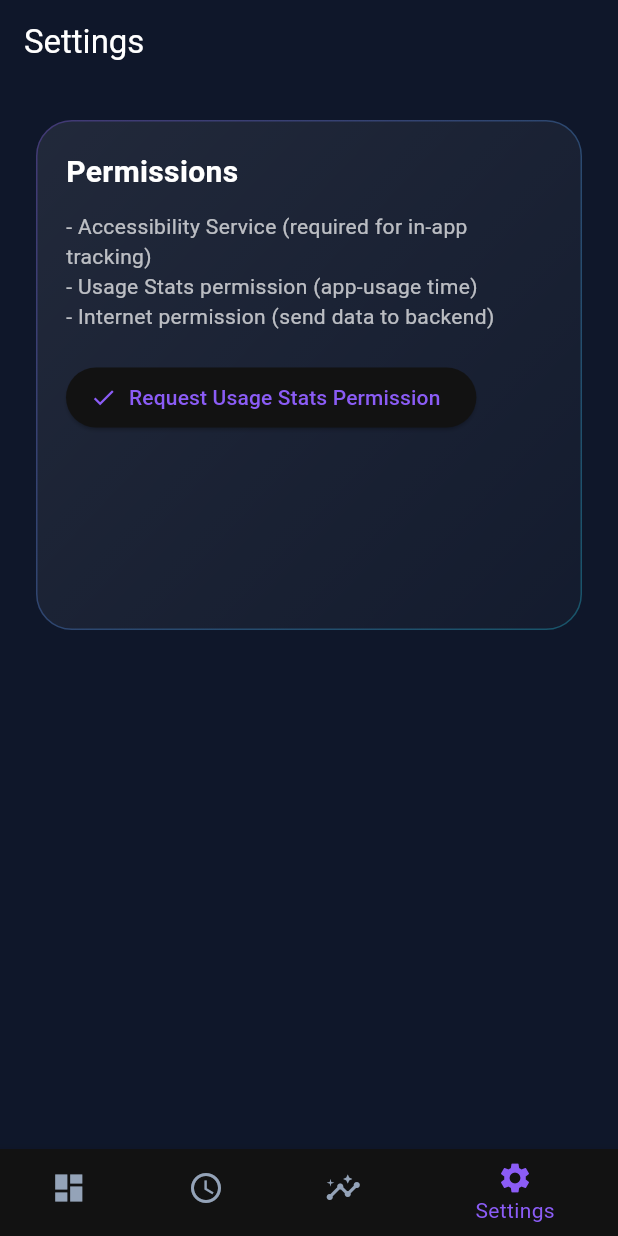
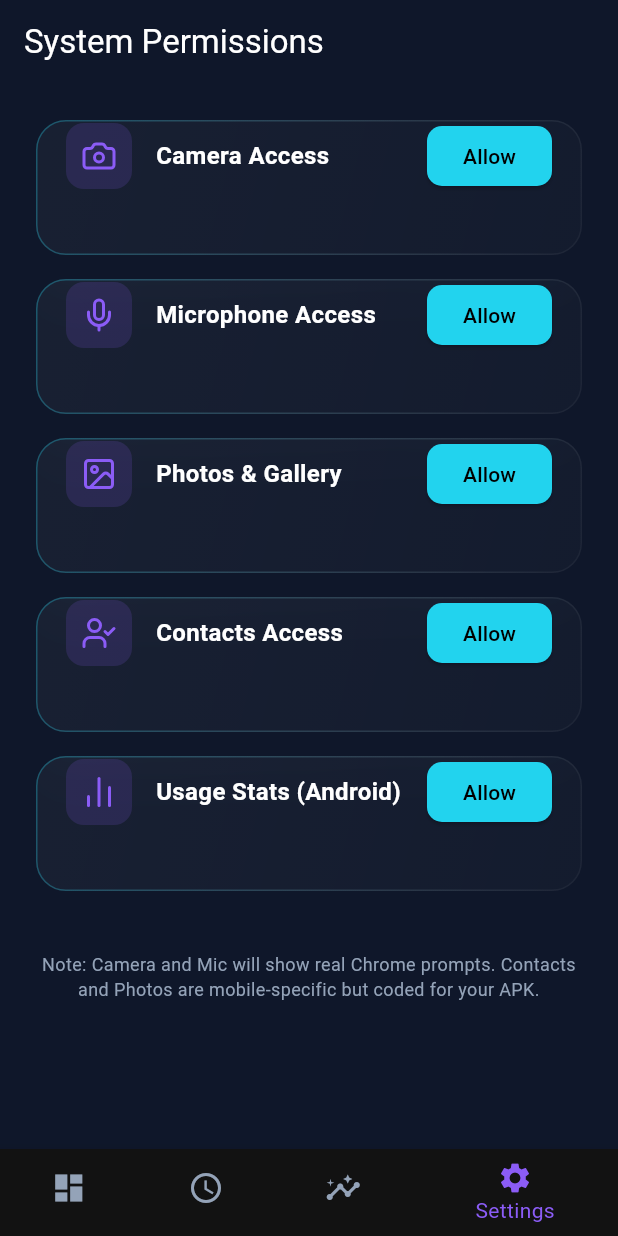
Before and after one commit to Salahuddin-Qureshi/focusmateai, a Flutter app: the screen it shows after launch, item 4 of the bottom bar chosen, on a phone screen of 412 x 824 dp. Run offline on Flutter 3.47's test engine with Material 3 defaults, Android fonts, the phone set to English and light mode, and no system bars; drawn by our look-alikes of glassmorphism; our stand-ins replace google_fonts, lucide_icons, permission_handler; missing offline and left inert: usage_stats.

Commit message:
App Update to get permissions

```diff
--- a/lib/screens/dashboard.dart
+++ b/lib/screens/dashboard.dart
@@ -38,6 +38,8 @@ class DashboardScreen extends StatelessWidget {
             ),
           ),
           SafeArea(
+            child: SingleChildScrollView(
+              physics: const BouncingScrollPhysics(),
               child: Padding(
                 padding: const EdgeInsets.symmetric(horizontal: 24.0),
                 child: Column(
@@ -50,6 +52,7 @@ class DashboardScreen extends StatelessWidget {
                         Column(
                           crossAxisAlignment: CrossAxisAlignment.start,
                           children: [
+                            const SizedBox(height: 10),
                             Text(
                               'FocusMate AI',
                               style: GoogleFonts.outfit(
@@ -177,7 +180,9 @@ class DashboardScreen extends StatelessWidget {
                         ),
                       ),
                     ),
+                    const SizedBox(height: 20),
                   ],
+                ),
               ),
             ),
           ),
--- a/lib/screens/settings.dart
+++ b/lib/screens/settings.dart
@@ -3,20 +3,58 @@ import 'package:flutter/foundation.dart' show kIsWeb;
 import 'package:focusmate_ai/theme.dart';
 import 'package:glassmorphism/glassmorphism.dart';
 import 'package:permission_handler/permission_handler.dart';
+import 'package:lucide_icons/lucide_icons.dart';
 
 class SettingsScreen extends StatelessWidget {
   const SettingsScreen({super.key});
 
-  Future<void> _requestUsagePermission(BuildContext context) async {
-    if (kIsWeb) {
+  Future<void> _requestPermission(BuildContext context, Permission permission, String name) async {
+    final status = await permission.request();
+    String message = '';
+    Color color = Colors.blue;
+
+    if (status.isGranted) {
+      _showSuccessDialog(context, name);
+    } else if (status.isDenied) {
+      message = '$name Permission Denied.';
+      color = Colors.redAccent;
       ScaffoldMessenger.of(context).showSnackBar(
-        const SnackBar(content: Text('Usage Access permission is not applicable on web.')),
+        SnackBar(content: Text(message), backgroundColor: color),
       );
-      return;
+    } else if (status.isPermanentlyDenied) {
+      message = '$name is permanently denied. Open settings?';
+      color = Colors.orange;
+      ScaffoldMessenger.of(context).showSnackBar(
+        SnackBar(content: Text(message), backgroundColor: color),
+      );
     }
-    await openAppSettings();
-    ScaffoldMessenger.of(context).showSnackBar(
-      const SnackBar(content: Text('Opened app settings. Please enable Usage Access.')),
+
+    if (status.isPermanentlyDenied && !kIsWeb) {
+      await openAppSettings();
+    }
+  }
+
+  void _showSuccessDialog(BuildContext context, String name) {
+    showDialog(
+      context: context,
+      builder: (context) => AlertDialog(
+        backgroundColor: AppColors.background,
+        shape: RoundedRectangleBorder(borderRadius: BorderRadius.circular(24), side: const BorderSide(color: AppColors.accentCyan, width: 2)),
+        title: Row(
+          children: [
+            const Icon(Icons.check_circle, color: Colors.green, size: 30),
+            const SizedBox(width: 12),
+            const Text('Permission Granted'),
+          ],
+        ),
+        content: Text('The $name has been perfectly authorized for this session.'),
+        actions: [
+          TextButton(
+            onPressed: () => Navigator.pop(context),
+            child: const Text('Great!', style: TextStyle(color: AppColors.accentCyan, fontWeight: FontWeight.bold)),
+          ),
+        ],
+      ),
     );
   }
 
@@ -24,63 +62,82 @@ class SettingsScreen extends StatelessWidget {
   Widget build(BuildContext context) {
     return Scaffold(
       appBar: AppBar(
-        title: const Text('Settings'),
+        title: const Text('System Permissions'),
         backgroundColor: AppColors.background,
         elevation: 0,
       ),
-      body: Padding(
-        padding: const EdgeInsets.all(24.0),
-        child: GlassmorphicContainer(
-          width: double.infinity,
-          height: 340,
-          borderRadius: 24,
-          blur: 20,
-          border: 1,
-          linearGradient: LinearGradient(
-            begin: Alignment.topLeft,
-            end: Alignment.bottomRight,
-            colors: [Colors.white.withAlpha(20), Colors.white.withAlpha(5)],
-          ),
-          borderGradient: LinearGradient(
-            begin: Alignment.topLeft,
-            end: Alignment.bottomRight,
-            colors: [
-              AppColors.accentViolet.withAlpha(80),
-              AppColors.accentCyan.withAlpha(80),
+      body: SingleChildScrollView(
+        child: Padding(
+          padding: const EdgeInsets.all(24.0),
+          child: Column(
+            children: [
+              _permissionTile(context, LucideIcons.camera, 'Camera Access', Permission.camera),
+              const SizedBox(height: 16),
+              _permissionTile(context, LucideIcons.mic, 'Microphone Access', Permission.microphone),
+              const SizedBox(height: 16),
+              _permissionTile(context, LucideIcons.image, 'Photos & Gallery', Permission.photos),
+              const SizedBox(height: 16),
+              _permissionTile(context, LucideIcons.userCheck, 'Contacts Access', Permission.contacts),
+              const SizedBox(height: 16),
+              _permissionTile(context, LucideIcons.barChart2, 'Usage Stats (Android)', Permission.notification), // We use notification as stand-in for web tests
+              const SizedBox(height: 40),
+              const Text(
+                'Note: Camera and Mic will show real Chrome prompts. Contacts and Photos are mobile-specific but coded for your APK.',
+                textAlign: TextAlign.center,
+                style: TextStyle(color: AppColors.textDim, fontSize: 12),
+              ),
             ],
-          ),
-          child: Padding(
-            padding: const EdgeInsets.all(20.0),
-            child: Column(
-              crossAxisAlignment: CrossAxisAlignment.start,
-              children: [
-                const Text(
-                  'Permissions',
-                  style: TextStyle(
-                    fontSize: 20,
-                    fontWeight: FontWeight.bold,
-                    color: Colors.white,
-                  ),
-                ),
-                const SizedBox(height: 12),
-                const Text(
-                  '- Accessibility Service (required for in‑app tracking)\n'
-                  '- Usage Stats permission (app‑usage time)\n'
-                  '- Internet permission (send data to backend)',
-                  style: TextStyle(color: Colors.white70),
-                ),
-                const SizedBox(height: 20),
-                ElevatedButton.icon(
-                  icon: const Icon(Icons.check),
-                  label: const Text('Request Usage Stats Permission'),
-                  onPressed: () => _requestUsagePermission(context),
-                ),
-                // Future: add toggles for each permission.
-              ],
-            ),
           ),
         ),
       ),
     );
   }
+
+  Widget _permissionTile(BuildContext context, IconData icon, String title, Permission permission) {
+    return GlassmorphicContainer(
+      width: double.infinity,
+      height: 90,
+      borderRadius: 20,
+      blur: 15,
+      border: 1,
+      linearGradient: LinearGradient(
+        begin: Alignment.topLeft,
+        end: Alignment.bottomRight,
+        colors: [Colors.white.withAlpha(10), Colors.white.withAlpha(5)],
+      ),
+      borderGradient: LinearGradient(
+        begin: Alignment.topLeft,
+        end: Alignment.bottomRight,
+        colors: [AppColors.accentCyan.withAlpha(80), Colors.white.withAlpha(10)],
+      ),
+      child: Padding(
+        padding: const EdgeInsets.symmetric(horizontal: 20.0),
+        child: Row(
+          children: [
+            Container(
+              padding: const EdgeInsets.all(10),
+              decoration: BoxDecoration(
+                color: AppColors.accentViolet.withAlpha(40),
+                borderRadius: BorderRadius.circular(12),
+              ),
+              child: Icon(icon, color: AppColors.accentViolet, size: 24),
+            ),
+            const SizedBox(width: 16),
+            Expanded(
+              child: Text(title, style: const TextStyle(fontSize: 16, fontWeight: FontWeight.bold)),
+            ),
+            ElevatedButton(
+              onPressed: () => _requestPermission(context, permission, title),
+              style: ElevatedButton.styleFrom(
+                backgroundColor: AppColors.accentCyan,
+                foregroundColor: Colors.black,
+                shape: RoundedRectangleBorder(borderRadius: BorderRadius.circular(10)),
+              ),
+              child: const Text('Allow'),
+            ),
+          ],
+        ),
+      ),
+    );
+  }
 }
--- a/pubspec.yaml
+++ b/pubspec.yaml
@@ -40,6 +40,8 @@ dependencies:
   lucide_icons: ^0.257.0
   provider: ^6.1.2
   google_sign_in: ^6.2.0
+  permission_handler: ^11.3.1
+  usage_stats: ^1.1.2
 
 dev_dependencies:
   flutter_test:
```
Also changed, not shown: lib/screens/app_usage.dart (+71 -16 lines), lib/services/usage_service.dart (added, +66 -0 lines), pubspec.lock, 1 other file. Lines whose indentation alone changed are shown as unchanged.
